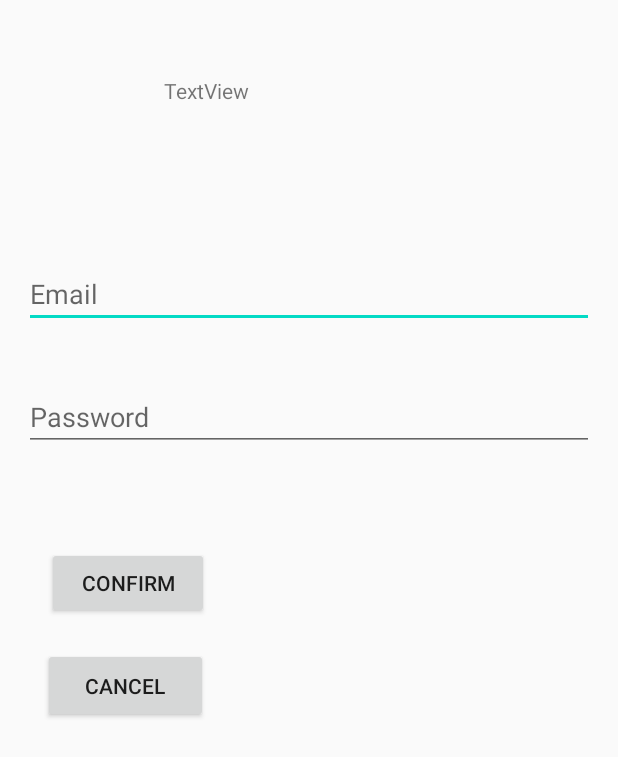
After one commit to rsoberanes/SafeAlwayz, an Android app: the layout activity_confirm_delete.xml on its own in the app's theme, with its tools: preview values and no code run, on a phone screen of 412 x 824 dp. The commit adds this screen. Shown: the top 757 px of the screen. Run offline under Robolectric (Android 15) with nearby library versions, the phone set to English and light mode, and no system bars.

Commit message:
Delete account UI and function created, along with light class WIP.

```diff
--- /dev/null
+++ b/app/src/main/java/com/studios/primitive/safealwayz/ui/main/Light.java
@@ -0,0 +1,4 @@
+package com.studios.primitive.safealwayz.ui.main;
+
+public class Light {
+}
--- /dev/null
+++ b/app/src/main/res/layout/activity_confirm_delete.xml
@@ -0,0 +1,77 @@
+<?xml version="1.0" encoding="utf-8"?>
+<androidx.constraintlayout.widget.ConstraintLayout
+    xmlns:android="http://schemas.android.com/apk/res/android"
+    xmlns:app="http://schemas.android.com/apk/res-auto"
+    xmlns:tools="http://schemas.android.com/tools"
+    android:layout_width="match_parent"
+    android:layout_height="match_parent">
+
+    <EditText
+        android:id="@+id/email_confirm"
+        android:layout_width="0dp"
+        android:layout_height="wrap_content"
+        android:layout_marginStart="16dp"
+        android:layout_marginEnd="16dp"
+        android:ems="10"
+        android:hint="@string/Email"
+        android:inputType="textPersonName"
+        app:layout_constraintBottom_toBottomOf="parent"
+        app:layout_constraintEnd_toEndOf="parent"
+        app:layout_constraintHorizontal_bias="0.0"
+        app:layout_constraintStart_toStartOf="parent"
+        app:layout_constraintTop_toTopOf="parent"
+        app:layout_constraintVertical_bias="0.223" />
+
+    <EditText
+        android:id="@+id/password_confrim"
+        android:layout_width="0dp"
+        android:layout_height="wrap_content"
+        android:layout_marginStart="16dp"
+        android:layout_marginTop="16dp"
+        android:layout_marginEnd="16dp"
+        android:ems="10"
+        android:hint="@string/Password"
+        android:inputType="textPassword"
+        app:layout_constraintBottom_toBottomOf="parent"
+        app:layout_constraintEnd_toEndOf="parent"
+        app:layout_constraintHorizontal_bias="0.497"
+        app:layout_constraintStart_toStartOf="parent"
+        app:layout_constraintTop_toBottomOf="@+id/email_confirm"
+        app:layout_constraintVertical_bias="0.038" />
+
+    <Button
+        android:id="@+id/confirm_delete"
+        android:layout_width="108dp"
+        android:layout_height="48dp"
+        android:layout_marginTop="64dp"
+        android:text="@string/Confirm"
+        app:layout_constraintBottom_toBottomOf="parent"
+        app:layout_constraintEnd_toEndOf="parent"
+        app:layout_constraintHorizontal_bias="0.102"
+        app:layout_constraintStart_toStartOf="parent"
+        app:layout_constraintTop_toBottomOf="@+id/password_confrim"
+        app:layout_constraintVertical_bias="0.0" />
+
+    <Button
+        android:id="@+id/cancel_delete"
+        android:layout_width="110dp"
+        android:layout_height="50dp"
+        android:text="@string/Cancel"
+        app:layout_constraintBottom_toBottomOf="parent"
+        app:layout_constraintEnd_toEndOf="parent"
+        app:layout_constraintHorizontal_bias="0.095"
+        app:layout_constraintStart_toStartOf="parent"
+        app:layout_constraintTop_toBottomOf="@+id/confirm_delete"
+        app:layout_constraintVertical_bias="0.054" />
+
+    <TextView
+        android:id="@+id/textView"
+        android:layout_width="194dp"
+        android:layout_height="72dp"
+        android:text="TextView"
+        app:layout_constraintBottom_toTopOf="@+id/email_confirm"
+        app:layout_constraintEnd_toEndOf="parent"
+        app:layout_constraintStart_toStartOf="parent"
+        app:layout_constraintTop_toTopOf="parent" />
+
+</androidx.constraintlayout.widget.ConstraintLayout>
--- a/app/src/main/res/values/strings.xml
+++ b/app/src/main/res/values/strings.xml
@@ -7,4 +7,8 @@
     <string name="title_activity_logged_in">loggedInActivity</string>
     <!-- TODO: Remove or change this placeholder text -->
     <string name="hello_blank_fragment">Hello blank fragment</string>
+    <string name="Email">Email</string>
+    <string name="Password">Password</string>
+    <string name="Confirm">Confirm</string>
+    <string name="Cancel">Cancel</string>
 </resources>
```
Also changed, not shown: app/src/main/java/com/studios/primitive/safealwayz/ui/main/AccountFragment.java (+9 -0 lines), app/src/main/java/com/studios/primitive/safealwayz/ui/main/ConfirmDeleteActivity.java (added, +55 -0 lines), app/src/main/java/com/studios/primitive/safealwayz/ui/main/DatabaseHelper.java (+13 -0 lines).
